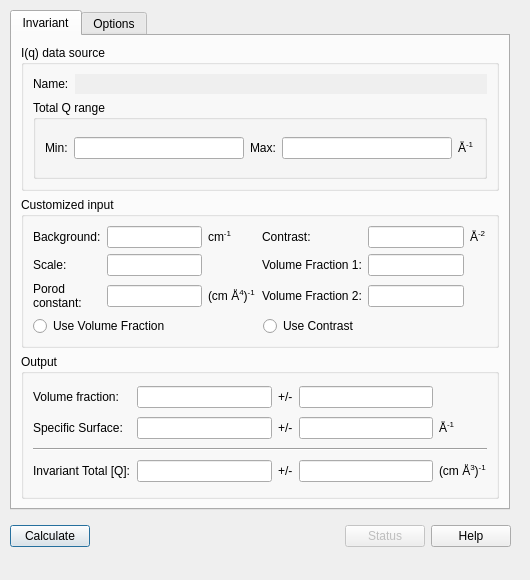
Qt form src/sas/qtgui/Perspectives/Invariant/UI/TabbedInvariantUI.ui (SasView/sasview) before a commit.
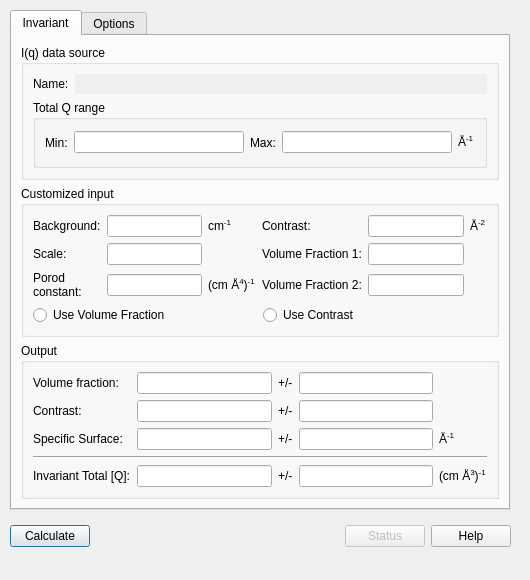
The same form after that commit.

Commit message: Updates to UI - adding connections and functionality. WIP

Patch:
```diff
--- a/src/sas/qtgui/Perspectives/Invariant/UI/TabbedInvariantUI.ui
+++ b/src/sas/qtgui/Perspectives/Invariant/UI/TabbedInvariantUI.ui
@@ -266,50 +266,10 @@
         <string>Output</string>
        </property>
        <layout class="QGridLayout" name="gridLayout_5">
-        <item row="1" column="0">
-         <widget class="QLabel" name="label_21">
+        <item row="5" column="4">
+         <widget class="QLabel" name="lblInvariantTotalQUnits">
           <property name="text">
-           <string>Volume fraction:</string>
-          </property>
-         </widget>
-        </item>
-        <item row="4" column="2">
-         <widget class="QLabel" name="label_26">
-          <property name="text">
-           <string>+/-</string>
-          </property>
-         </widget>
-        </item>
-        <item row="2" column="2">
-         <widget class="QLabel" name="label_23">
-          <property name="text">
-           <string>+/-</string>
-          </property>
-         </widget>
-        </item>
-        <item row="2" column="3">
-         <widget class="QLineEdit" name="txtSpecSurfErr">
-          <property name="enabled">
-           <bool>true</bool>
-          </property>
-          <property name="focusPolicy">
-           <enum>Qt::ClickFocus</enum>
-          </property>
-          <property name="frame">
-           <bool>true</bool>
-          </property>
-          <property name="alignment">
-           <set>Qt::AlignRight|Qt::AlignTrailing|Qt::AlignVCenter</set>
-          </property>
-          <property name="readOnly">
-           <bool>true</bool>
-          </property>
-         </widget>
-        </item>
-        <item row="2" column="0">
-         <widget class="QLabel" name="label_22">
-          <property name="text">
-           <string>Specific Surface:</string>
+           <string>&lt;html&gt;&lt;head/&gt;&lt;body&gt;&lt;p&gt;(cm Å&lt;span style=&quot; vertical-align:super;&quot;&gt;3&lt;/span&gt;)&lt;span style=&quot; vertical-align:super;&quot;&gt;-1&lt;/span&gt;&lt;/p&gt;&lt;/body&gt;&lt;/html&gt;</string>
           </property>
          </widget>
         </item>
@@ -338,72 +298,55 @@
           </property>
          </widget>
         </item>
-        <item row="3" column="0" colspan="5">
+        <item row="3" column="0">
+         <widget class="QLabel" name="label_22">
+          <property name="text">
+           <string>Specific Surface:</string>
+          </property>
+         </widget>
+        </item>
+        <item row="1" column="2">
+         <widget class="QLabel" name="label_20">
+          <property name="text">
+           <string>+/-</string>
+          </property>
+         </widget>
+        </item>
+        <item row="4" column="0" colspan="5">
          <widget class="Line" name="line">
           <property name="orientation">
            <enum>Qt::Horizontal</enum>
           </property>
          </widget>
         </item>
-        <item row="2" column="1">
-         <widget class="QLineEdit" name="txtSpecSurf">
-          <property name="enabled">
-           <bool>true</bool>
+        <item row="5" column="2">
+         <widget class="QLabel" name="label_26">
+          <property name="text">
+           <string>+/-</string>
           </property>
-          <property name="focusPolicy">
-           <enum>Qt::ClickFocus</enum>
+         </widget>
+        </item>
+        <item row="1" column="0">
+         <widget class="QLabel" name="label_21">
+          <property name="text">
+           <string>Volume fraction:</string>
           </property>
-          <property name="frame">
-           <bool>true</bool>
+         </widget>
+        </item>
+        <item row="3" column="2">
+         <widget class="QLabel" name="label_23">
+          <property name="text">
+           <string>+/-</string>
           </property>
-          <property name="alignment">
-           <set>Qt::AlignRight|Qt::AlignTrailing|Qt::AlignVCenter</set>
-          </property>
-          <property name="readOnly">
-           <bool>true</bool>
-          </property>
          </widget>
         </item>
-        <item row="2" column="4">
+        <item row="3" column="4">
          <widget class="QLabel" name="lblSpecificSurfaceUnits">
           <property name="text">
            <string>&lt;html&gt;&lt;head/&gt;&lt;body&gt;&lt;p&gt;Å&lt;span style=&quot; vertical-align:super;&quot;&gt;-1&lt;/span&gt;&lt;/p&gt;&lt;/body&gt;&lt;/html&gt;</string>
           </property>
          </widget>
         </item>
-        <item row="4" column="3">
-         <widget class="QLineEdit" name="txtInvariantTotErr">
-          <property name="enabled">
-           <bool>true</bool>
-          </property>
-          <property name="focusPolicy">
-           <enum>Qt::ClickFocus</enum>
-          </property>
-          <property name="frame">
-           <bool>true</bool>
-          </property>
-          <property name="alignment">
-           <set>Qt::AlignRight|Qt::AlignTrailing|Qt::AlignVCenter</set>
-          </property>
-          <property name="readOnly">
-           <bool>true</bool>
-          </property>
-         </widget>
-        </item>
-        <item row="1" column="2">
-         <widget class="QLabel" name="label_20">
-          <property name="text">
-           <string>+/-</string>
-          </property>
-         </widget>
-        </item>
-        <item row="4" column="0">
-         <widget class="QLabel" name="label_25">
-          <property name="text">
-           <string>Invariant Total [Q]:</string>
-          </property>
-         </widget>
-        </item>
         <item row="1" column="3">
          <widget class="QLineEdit" name="txtVolFractErr">
           <property name="enabled">
@@ -423,14 +366,26 @@
           </property>
          </widget>
         </item>
-        <item row="4" column="4">
-         <widget class="QLabel" name="lblInvariantTotalQUnits">
-          <property name="text">
-           <string>&lt;html&gt;&lt;head/&gt;&lt;body&gt;&lt;p&gt;(cm Å&lt;span style=&quot; vertical-align:super;&quot;&gt;3&lt;/span&gt;)&lt;span style=&quot; vertical-align:super;&quot;&gt;-1&lt;/span&gt;&lt;/p&gt;&lt;/body&gt;&lt;/html&gt;</string>
+        <item row="3" column="1">
+         <widget class="QLineEdit" name="txtSpecSurf">
+          <property name="enabled">
+           <bool>true</bool>
+          </property>
+          <property name="focusPolicy">
+           <enum>Qt::ClickFocus</enum>
+          </property>
+          <property name="frame">
+           <bool>true</bool>
+          </property>
+          <property name="alignment">
+           <set>Qt::AlignRight|Qt::AlignTrailing|Qt::AlignVCenter</set>
+          </property>
+          <property name="readOnly">
+           <bool>true</bool>
           </property>
          </widget>
         </item>
-        <item row="4" column="1">
+        <item row="5" column="1">
          <widget class="QLineEdit" name="txtInvariantTot">
           <property name="enabled">
            <bool>true</bool>
@@ -452,6 +407,109 @@
           </property>
          </widget>
         </item>
+        <item row="5" column="0">
+         <widget class="QLabel" name="label_25">
+          <property name="text">
+           <string>Invariant Total [Q]:</string>
+          </property>
+         </widget>
+        </item>
+        <item row="5" column="3">
+         <widget class="QLineEdit" name="txtInvariantTotErr">
+          <property name="enabled">
+           <bool>true</bool>
+          </property>
+          <property name="focusPolicy">
+           <enum>Qt::ClickFocus</enum>
+          </property>
+          <property name="frame">
+           <bool>true</bool>
+          </property>
+          <property name="alignment">
+           <set>Qt::AlignRight|Qt::AlignTrailing|Qt::AlignVCenter</set>
+          </property>
+          <property name="readOnly">
+           <bool>true</bool>
+          </property>
+         </widget>
+        </item>
+        <item row="3" column="3">
+         <widget class="QLineEdit" name="txtSpecSurfErr">
+          <property name="enabled">
+           <bool>true</bool>
+          </property>
+          <property name="focusPolicy">
+           <enum>Qt::ClickFocus</enum>
+          </property>
+          <property name="frame">
+           <bool>true</bool>
+          </property>
+          <property name="alignment">
+           <set>Qt::AlignRight|Qt::AlignTrailing|Qt::AlignVCenter</set>
+          </property>
+          <property name="readOnly">
+           <bool>true</bool>
+          </property>
+         </widget>
+        </item>
+        <item row="2" column="0">
+         <widget class="QLabel" name="label_24">
+          <property name="text">
+           <string>Contrast:</string>
+          </property>
+         </widget>
+        </item>
+        <item row="2" column="1">
+         <widget class="QLineEdit" name="txtContrastOut">
+          <property name="enabled">
+           <bool>true</bool>
+          </property>
+          <property name="focusPolicy">
+           <enum>Qt::ClickFocus</enum>
+          </property>
+          <property name="autoFillBackground">
+           <bool>true</bool>
+          </property>
+          <property name="styleSheet">
+           <string notr="true"/>
+          </property>
+          <property name="frame">
+           <bool>true</bool>
+          </property>
+          <property name="alignment">
+           <set>Qt::AlignRight|Qt::AlignTrailing|Qt::AlignVCenter</set>
+          </property>
+          <property name="readOnly">
+           <bool>true</bool>
+          </property>
+         </widget>
+        </item>
+        <item row="2" column="2">
+         <widget class="QLabel" name="label_27">
+          <property name="text">
+           <string>+/-</string>
+          </property>
+         </widget>
+        </item>
+        <item row="2" column="3">
+         <widget class="QLineEdit" name="txtContrastOutErr">
+          <property name="enabled">
+           <bool>true</bool>
+          </property>
+          <property name="focusPolicy">
+           <enum>Qt::ClickFocus</enum>
+          </property>
+          <property name="frame">
+           <bool>true</bool>
+          </property>
+          <property name="alignment">
+           <set>Qt::AlignRight|Qt::AlignTrailing|Qt::AlignVCenter</set>
+          </property>
+          <property name="readOnly">
+           <bool>true</bool>
+          </property>
+         </widget>
+        </item>
        </layout>
       </widget>
      </item>
@@ -747,7 +805,7 @@
     </layout>
    </widget>
   </widget>
-  <widget class="QWidget" name="">
+  <widget class="QWidget" name="layoutWidget">
    <property name="geometry">
     <rect>
      <x>10</x>
```
Left out of the diff: 6 changed lines with no effect on the pictures. The commit also changes 3 other files.
